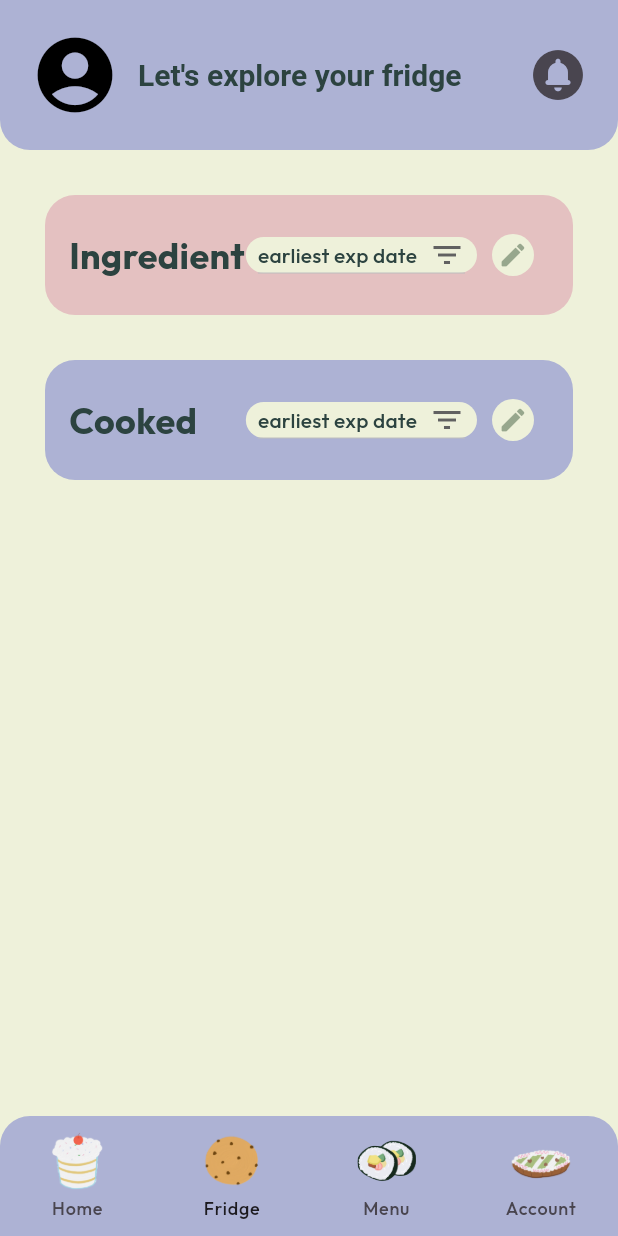
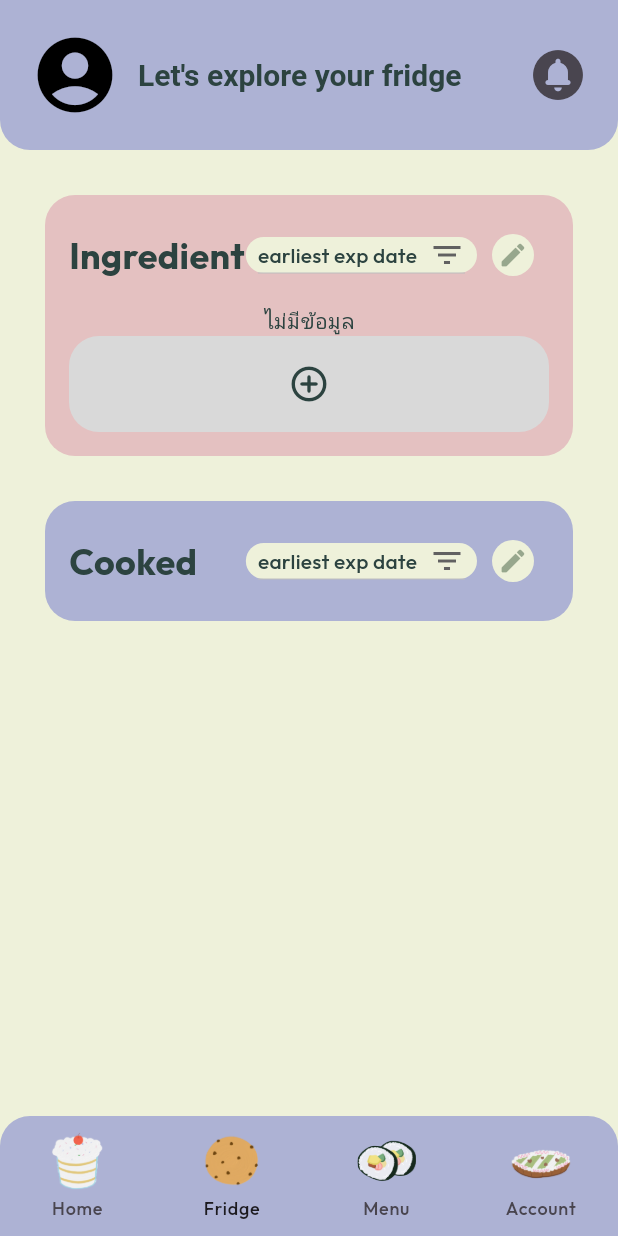
Before and after one commit to ttaaeee69/Freshly, a Flutter app: the screen it shows after launch, item 2 of the bottom bar chosen, on a phone screen of 412 x 824 dp. Run offline on Flutter 3.47's test engine with Material 3 defaults, Android fonts, the phone set to English and light mode, and no system bars; our stand-ins replace cloud_firestore, firebase_core, google_fonts, hexcolor; accounts and stored records are empty.

Commit message:
update many things on fridge page

```diff
--- /dev/null
+++ b/freshly/lib/models/ingredient.dart
@@ -0,0 +1,16 @@
+class Ingredient {
+  final String name;
+  final DateTime startDate;
+
+  Ingredient({required this.name, required this.startDate});
+
+  Map<String, dynamic> toMap() {
+    return {
+      "name": name,
+      "startDate": startDate.toIso8601String(),
+    };
+  }
+
+  @override
+  String toString() => "Ingredient(name: $name, startDate: $startDate)";
+}
--- a/freshly/lib/pages/fridge_page.dart
+++ b/freshly/lib/pages/fridge_page.dart
@@ -1,16 +1,57 @@
+import 'package:flutter/cupertino.dart';
 import 'package:flutter/material.dart';
+import 'package:freshly/pages/add_ingredient.dart';
 import 'package:hexcolor/hexcolor.dart';
+import '../models/ingredient.dart';
+import 'package:cloud_firestore/cloud_firestore.dart';
+import 'package:intl/intl.dart';
 
-class FridgePage extends StatelessWidget {
+class FridgePage extends StatefulWidget {
   const FridgePage({super.key});
 
   @override
+  State<FridgePage> createState() => _FridgePageState();
+}
+
+class _FridgePageState extends State<FridgePage> {
+  List<Ingredient> _ingredients = [];
+
+  @override
+  void initState() {
+    super.initState();
+    _refreshIngredients();
+  }
+
+  Future<void> _refreshIngredients() async {
+    final snapshot = await FirebaseFirestore.instance
+        .collection("ingredients")
+        .orderBy("startDate")
+        .get();
+
+    List<Ingredient> loadedIngredients = [];
+
+    for (var doc in snapshot.docs) {
+      final data = doc.data();
+      loadedIngredients.add(
+        Ingredient(
+          name: data["name"],
+          startDate: data["startDate"].toDate(),
+        ),
+      );
+    }
+
+    setState(() => _ingredients = loadedIngredients);
+  }
+
+  @override
   Widget build(BuildContext context) {
+    final dateFormatter = DateFormat('dd/MM/yyyy');
+
     return Scaffold(
       body: Padding(
         padding: const EdgeInsets.all(30.0),
         child: Column(
-          spacing: 30,
+          // Remove the invalid spacing parameter
           children: [
             Container(
               decoration: BoxDecoration(
@@ -22,6 +63,7 @@ class FridgePage extends StatelessWidget {
               child: Padding(
                 padding: const EdgeInsets.all(16.0),
                 child: Column(
+                  crossAxisAlignment: CrossAxisAlignment.stretch,
                   children: [
                     Row(
                       mainAxisAlignment: MainAxisAlignment.spaceBetween,
@@ -57,10 +99,73 @@ class FridgePage extends StatelessWidget {
                         ),
                       ],
                     ),
+                    const SizedBox(height: 10),
+                    // Don't use Expanded here since the container has no fixed height
+                    _ingredients.isEmpty
+                        ? const Center(
+                            child: Text("ไม่มีข้อมูล"),
+                          )
+                        : ListView.builder(
+                            shrinkWrap: true,
+                            physics: const NeverScrollableScrollPhysics(),
+                            itemCount: _ingredients.length,
+                            itemBuilder: (context, index) {
+                              final ingredient = _ingredients[index];
+                              return Container(
+                                margin: const EdgeInsets.only(bottom: 10),
+                                decoration: BoxDecoration(
+                                  color: HexColor("#EEF1DA"),
+                                  borderRadius: BorderRadius.circular(20),
+                                ),
+                                child: ListTile(
+                                  leading: CircleAvatar(
+                                    child: Text(
+                                      ingredient.name.substring(0, 1),
+                                    ),
+                                  ),
+                                  title: Text(
+                                    ingredient.name,
+                                    style: TextStyle(
+                                      fontWeight: FontWeight.bold,
+                                      color: HexColor("#2C4340"),
+                                    ),
+                                  ),
+                                  subtitle: Text(
+                                    "since ${dateFormatter.format(ingredient.startDate)}",
+                                  ),
+                                ),
+                              );
+                            },
+                          ),
+                    GestureDetector(
+                      onTap: () {
+                        Navigator.push(
+                          context,
+                          CupertinoPageRoute(
+                            builder: (context) => const AddIngredientPage(),
+                          ),
+                        );
+                      },
+                      child: Container(
+                        height: 64,
+                        decoration: BoxDecoration(
+                          color: HexColor("#D9D9D9"),
+                          borderRadius: BorderRadius.circular(20),
+                        ),
+                        child: Center(
+                          child: Icon(
+                            Icons.add_circle_outline_rounded,
+                            size: 28,
+                            color: HexColor("#2C4340"),
+                          ),
+                        ),
+                      ),
+                    ),
                   ],
                 ),
               ),
             ),
+            const SizedBox(height: 30), // Add spacing between containers
             Container(
               decoration: BoxDecoration(
                 color: HexColor("#ADB2D4"),
--- a/freshly/pubspec.yaml
+++ b/freshly/pubspec.yaml
@@ -7,6 +7,7 @@ environment:
     sdk: ^3.6.2
 
 dependencies:
+    cloud_firestore: ^5.6.6
     firebase_core: ^3.13.0
     flutter:
         sdk: flutter
```
Also changed, not shown: freshly/lib/pages/add_ingredient.dart (added, +18 -0 lines), freshly/pubspec.lock, 4 other files.
